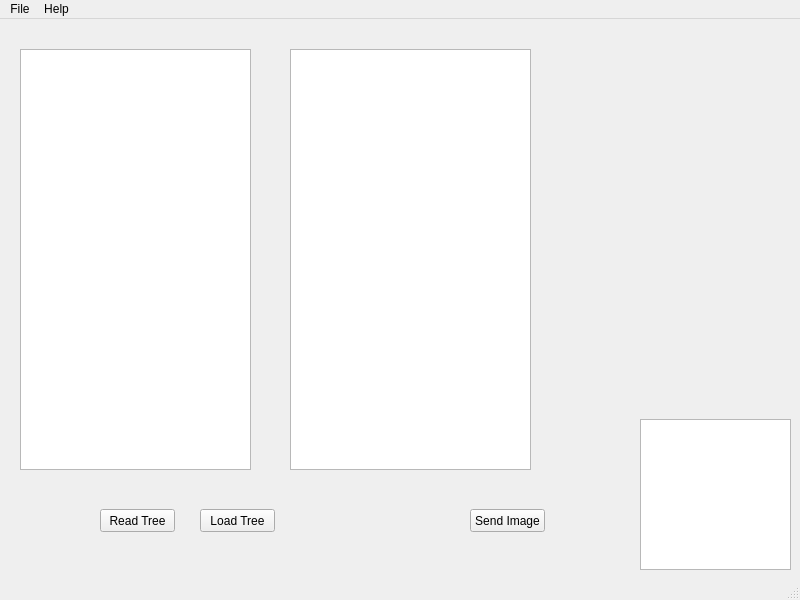
Before: the Qt Designer form DolfinID.ui in jikhanjung/dolfinserver, drawn with Qt 5.
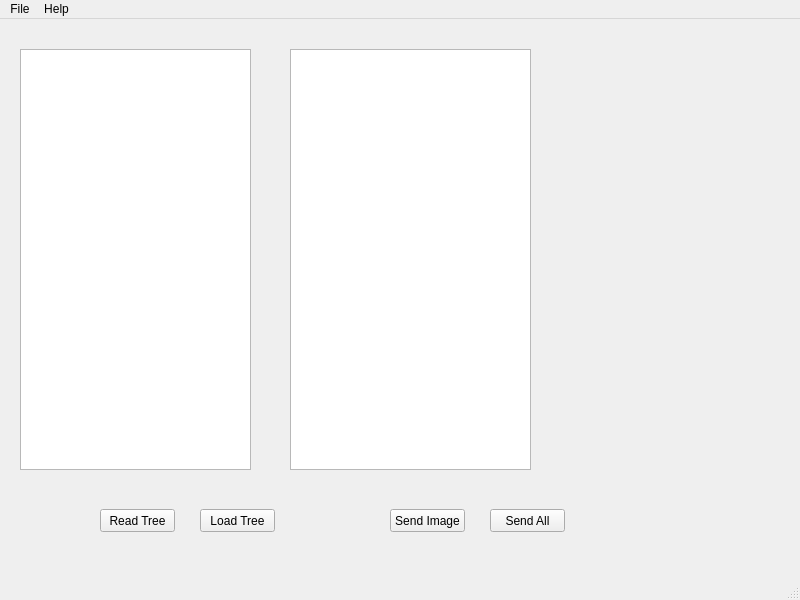
After: the same form once the commit is applied.

The edit to the form file:
```diff
--- a/DolfinID.ui
+++ b/DolfinID.ui
@@ -37,16 +37,6 @@
      <string>Read Tree</string>
     </property>
    </widget>
-   <widget class="QListView" name="listView">
-    <property name="geometry">
-     <rect>
-      <x>640</x>
-      <y>400</y>
-      <width>151</width>
-      <height>151</height>
-     </rect>
-    </property>
-   </widget>
    <widget class="QPushButton" name="btnLoadTree">
     <property name="geometry">
      <rect>
@@ -63,7 +53,7 @@
    <widget class="QPushButton" name="btnSendImage">
     <property name="geometry">
      <rect>
-      <x>470</x>
+      <x>390</x>
       <y>490</y>
       <width>75</width>
       <height>23</height>
@@ -89,6 +79,19 @@
      <enum>Qt::NoPen</enum>
     </property>
    </widget>
+   <widget class="QPushButton" name="btnSendAll">
+    <property name="geometry">
+     <rect>
+      <x>490</x>
+      <y>490</y>
+      <width>75</width>
+      <height>23</height>
+     </rect>
+    </property>
+    <property name="text">
+     <string>Send All</string>
+    </property>
+   </widget>
   </widget>
   <widget class="QMenuBar" name="menubar">
    <property name="geometry">
```
